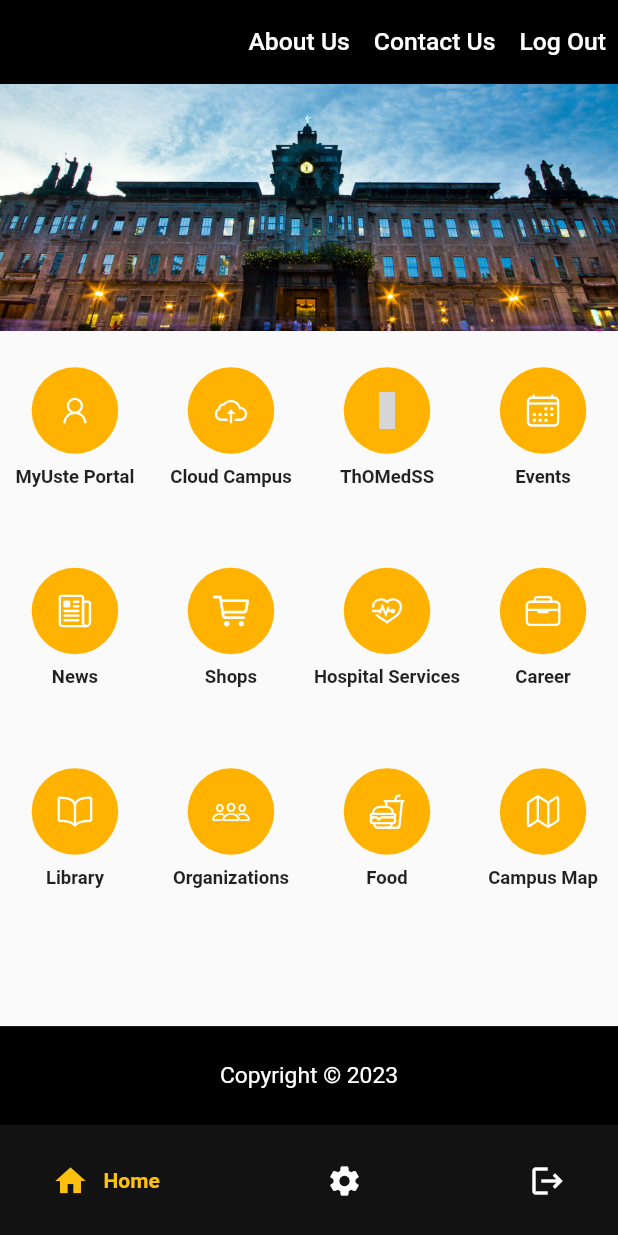
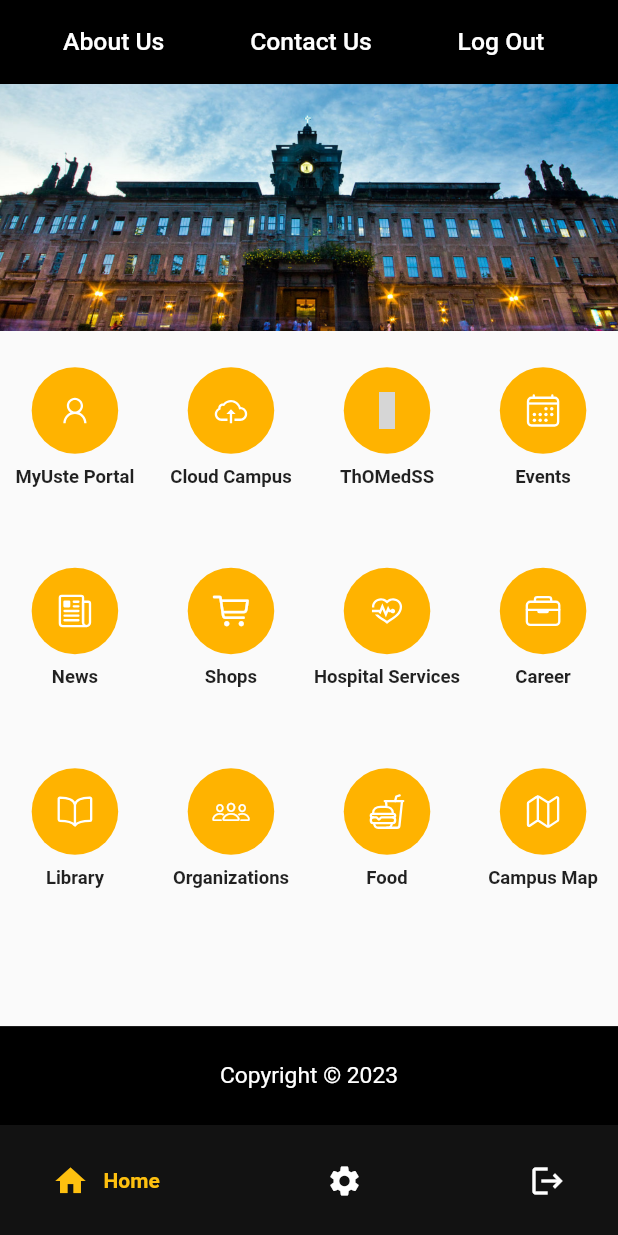
Before and after one commit to SalamenciumZ/tom_conn, a Flutter app: the HomeScreen screen opened by its route, on a phone screen of 412 x 824 dp. Run offline on Flutter 3.47's test engine with Material 2 defaults, Android fonts, the phone set to English and light mode, and no system bars; drawn by our look-alikes of google_nav_bar; our stand-ins replace auto_size_text, firebase_auth, firebase_core, flutter_settings_screens, ionicons, line_awesome_flutter and 5 more; missing offline and left inert: encrypt; accounts and stored records are empty; grey boxes are pictures that could not be loaded.

Commit message:
final final

```diff
--- a/lib/homepage.dart
+++ b/lib/homepage.dart
@@ -41,9 +41,9 @@ class _HomeScreenState extends State<HomeScreen> {
         automaticallyImplyLeading: false,
         actions: [
           Row(
+            mainAxisSize: MainAxisSize.min,
             children: <Widget>[
-              Expanded(
-                child: TextButton(
+              TextButton(
                 onPressed: () {
                   Navigator.pushNamed(context, '/about');
                 },
@@ -55,7 +55,7 @@ class _HomeScreenState extends State<HomeScreen> {
                   ),
                 ),
               ),
-              ),
+              SizedBox(width: getScreenWidth(context) * 0.1),
               TextButton(
                 onPressed: () {
                   Navigator.pushNamed(context, '/contact');
@@ -68,6 +68,7 @@ class _HomeScreenState extends State<HomeScreen> {
                   ),
                 ),
               ),
+              SizedBox(width: getScreenWidth(context) * 0.1),
               TextButton(
                 onPressed: () {
                   signOut();
@@ -95,6 +96,7 @@ class _HomeScreenState extends State<HomeScreen> {
                   ],
                 ),
               ),
+              SizedBox(width: getScreenWidth(context) * 0.1),
             ],
           ),
         ],
```
Lines whose indentation alone changed are shown as unchanged.
